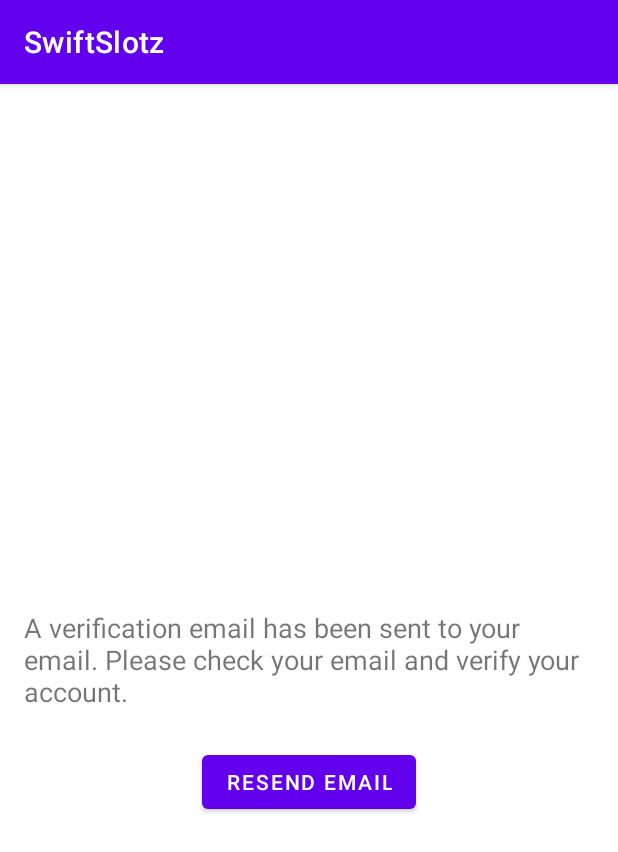
After one commit to NeonAurora/SwiftSlotz, an Android app: the EmailVerificationActivity screen opened directly, with no data from a screen before it, on a phone screen of 412 x 824 dp. The commit adds this screen. Shown: the top 852 px of the screen. Run offline under Robolectric (Android 15) with nearby library versions, the phone set to English and light mode, and no system bars; our stand-ins replace Firebase (no records; nobody signed in at launch, a user with empty details on screens opened directly).

Commit message:
added email verification resolve #24

```diff
--- a/app/src/main/AndroidManifest.xml
+++ b/app/src/main/AndroidManifest.xml
@@ -11,6 +11,9 @@
         android:supportsRtl="true"
         android:theme="@style/Theme.SwiftSlotz"
         tools:targetApi="31">
+        <activity
+            android:name=".EmailVerificationActivity"
+            android:exported="false" />
         <activity
             android:name=".LogoutActivity"
             android:exported="false" />
--- /dev/null
+++ b/app/src/main/java/com/example/swiftslotz/EmailVerificationActivity.java
@@ -0,0 +1,44 @@
+package com.example.swiftslotz;
+
+import android.os.Bundle;
+import android.view.View;
+import android.widget.Button;
+import android.widget.Toast;
+
+import androidx.annotation.NonNull;
+import androidx.appcompat.app.AppCompatActivity;
+
+import com.google.firebase.auth.FirebaseAuth;
+import com.google.firebase.auth.FirebaseUser;
+
+public class EmailVerificationActivity extends AppCompatActivity {
+    private Button verifyEmailButton, resendEmailButton;
+    private FirebaseAuth mAuth;
+
+    @Override
+    protected void onCreate(Bundle savedInstanceState) {
+        super.onCreate(savedInstanceState);
+        setContentView(R.layout.activity_email_verification);
+
+        mAuth = FirebaseAuth.getInstance();
+
+        resendEmailButton = findViewById(R.id.buttonResendEmail);
+
+
+
+        resendEmailButton.setOnClickListener(new View.OnClickListener() {
+            @Override
+            public void onClick(View v) {
+                FirebaseUser user = mAuth.getCurrentUser();
+                user.sendEmailVerification()
+                        .addOnCompleteListener(task -> {
+                            if (task.isSuccessful()) {
+                                Toast.makeText(EmailVerificationActivity.this, "Verification email sent to " + user.getEmail(), Toast.LENGTH_SHORT).show();
+                            } else {
+                                Toast.makeText(EmailVerificationActivity.this, "Failed to send verification email.", Toast.LENGTH_SHORT).show();
+                            }
+                        });
+            }
+        });
+    }
+}
--- /dev/null
+++ b/app/src/main/res/layout/activity_email_verification.xml
@@ -0,0 +1,26 @@
+<?xml version="1.0" encoding="utf-8"?>
+<RelativeLayout xmlns:android="http://schemas.android.com/apk/res/android"
+    xmlns:tools="http://schemas.android.com/tools"
+    android:layout_width="match_parent"
+    android:layout_height="match_parent"
+    android:padding="16dp"
+    tools:context=".EmailVerificationActivity">
+
+    <TextView
+        android:id="@+id/verificationMessage"
+        android:layout_width="wrap_content"
+        android:layout_height="wrap_content"
+        android:layout_centerInParent="true"
+        android:text="A verification email has been sent to your email. Please check your email and verify your account."
+        android:textSize="18sp" />
+
+    <Button
+        android:id="@+id/buttonResendEmail"
+        android:layout_width="wrap_content"
+        android:layout_height="wrap_content"
+        android:layout_below="@id/verificationMessage"
+        android:layout_centerHorizontal="true"
+        android:layout_marginTop="24dp"
+        android:text="Resend Email" />
+
+</RelativeLayout>
```
Also changed, not shown: app/src/main/java/com/example/swiftslotz/LoginActivity.java (+7 -1 lines), app/src/main/java/com/example/swiftslotz/SignUpActivity.java (+20 -3 lines).
